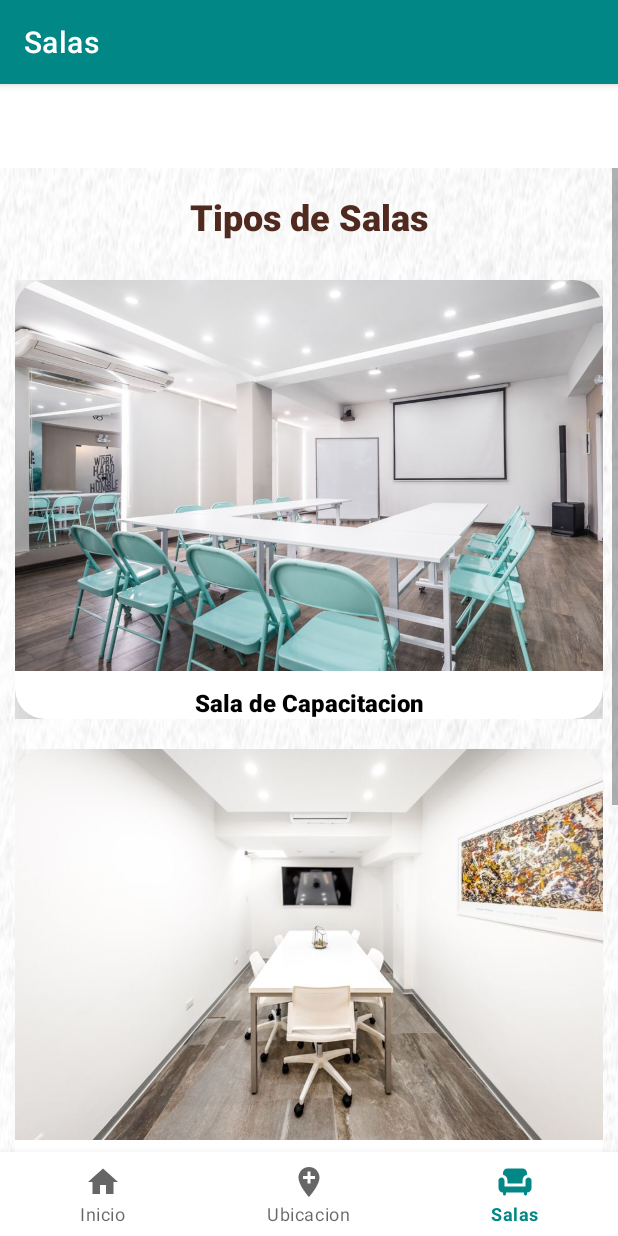
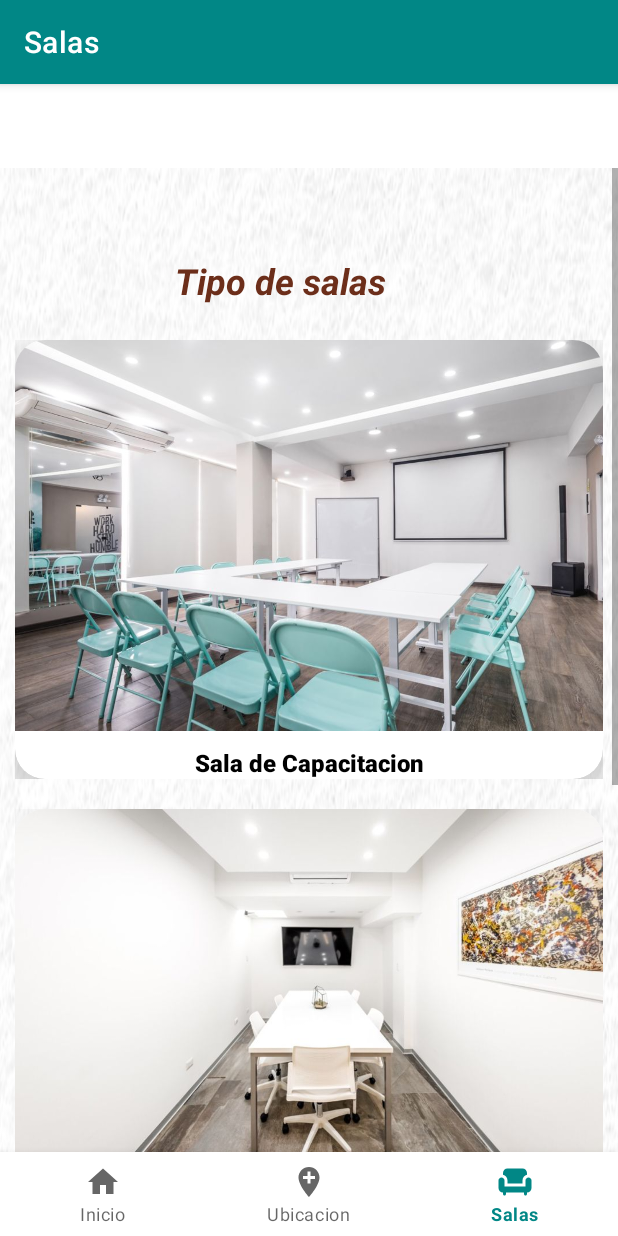
Before and after one commit to USMPDNBJ/TRIGAL, an Android app: the NotificationsFragment screen opened through its navigation route, on a phone screen of 412 x 824 dp. Run offline under Robolectric (Android 15) with nearby library versions, the phone set to English and light mode, and no system bars; our stand-ins replace navigation-ui.

Commit message:
fragment notificaciones

```diff
--- a/app/src/main/java/com/proyect/trigal/ui/notifications/NotificationsFragment.java
+++ b/app/src/main/java/com/proyect/trigal/ui/notifications/NotificationsFragment.java
@@ -24,6 +24,8 @@ public class NotificationsFragment extends Fragment {
         binding = FragmentNotificationsBinding.inflate(inflater, container, false);
         View root = binding.getRoot();
 
+        final TextView textView = binding.textSalas;
+        notificationsViewModel.getText().observe(getViewLifecycleOwner(), textView::setText);
         return root;
     }
 
--- a/app/src/main/java/com/proyect/trigal/ui/notifications/NotificationsViewModel.java
+++ b/app/src/main/java/com/proyect/trigal/ui/notifications/NotificationsViewModel.java
@@ -10,7 +10,7 @@ public class NotificationsViewModel extends ViewModel {
 
     public NotificationsViewModel() {
         mText = new MutableLiveData<>();
-        mText.setValue("This is notifications fragment");
+        mText.setValue("Tipo de salas");
     }
 
     public LiveData<String> getText() {
--- a/app/src/main/res/layout/fragment_notifications.xml
+++ b/app/src/main/res/layout/fragment_notifications.xml
@@ -1,15 +1,14 @@
 <?xml version="1.0" encoding="utf-8"?>
-<androidx.constraintlayout.widget.ConstraintLayout
+<ScrollView
     xmlns:android="http://schemas.android.com/apk/res/android"
     xmlns:app="http://schemas.android.com/apk/res-auto"
     xmlns:tools="http://schemas.android.com/tools"
     android:layout_width="match_parent"
     android:layout_height="match_parent"
+    android:background="#FFFFFF"
+    android:orientation="vertical"
     tools:context=".ui.notifications.NotificationsFragment">
 
-    <ScrollView
-        android:layout_width="match_parent"
-        android:layout_height="match_parent">
 
     <LinearLayout
         android:layout_width="match_parent"
@@ -19,18 +18,22 @@
         tools:context=".ActGarment">
 
         <TextView
-                android:id="@+id/titleText"
-                android:layout_width="match_parent"
-                android:layout_height="wrap_content"
-                android:layout_marginTop="16dp"
-                android:layout_marginBottom="16dp"
-                android:fontFamily="sans-serif-black"
+            android:id="@+id/textSalas"
+            android:layout_width="207dp"
+            android:layout_height="59dp"
+            android:layout_marginStart="83dp"
+            android:layout_marginTop="45dp"
+            android:layout_marginEnd="83dp"
             android:gravity="center"
-                android:text="Tipos de Salas"
+            android:textColor="#6C2E1A"
+            android:textSize="24sp"
             android:textAlignment="center"
-                android:textColor="#502A1F"
-                android:textSize="24sp"
-                android:textStyle="bold" />
+            android:textStyle="bold|italic"
+            app:layout_constraintBottom_toTopOf="@+id/scrollView2"
+            app:layout_constraintEnd_toEndOf="parent"
+            app:layout_constraintHorizontal_bias="0.507"
+            app:layout_constraintStart_toStartOf="parent"
+            app:layout_constraintTop_toTopOf="parent" />
 
         <!-- Primer CardView -->
         <LinearLayout
@@ -160,8 +163,5 @@
                 </RelativeLayout>
             </androidx.cardview.widget.CardView>
         </LinearLayout>
-
     </LinearLayout>
 </ScrollView>
-
-</androidx.constraintlayout.widget.ConstraintLayout>
```
Lines whose indentation alone changed are shown as unchanged.
